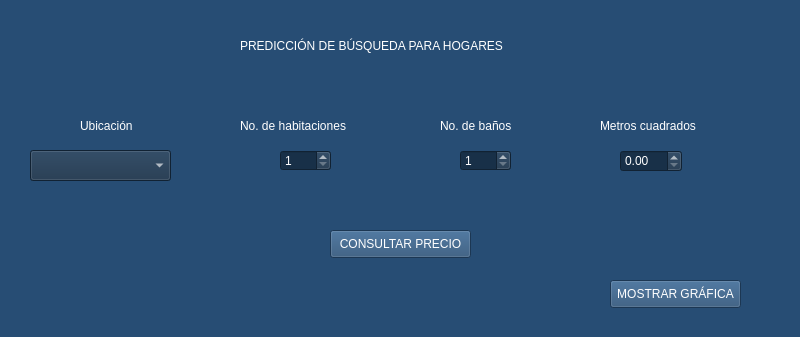
Old version of the form View/home_view.ui in the repository JuanChandoqui/IA-C3-A3.
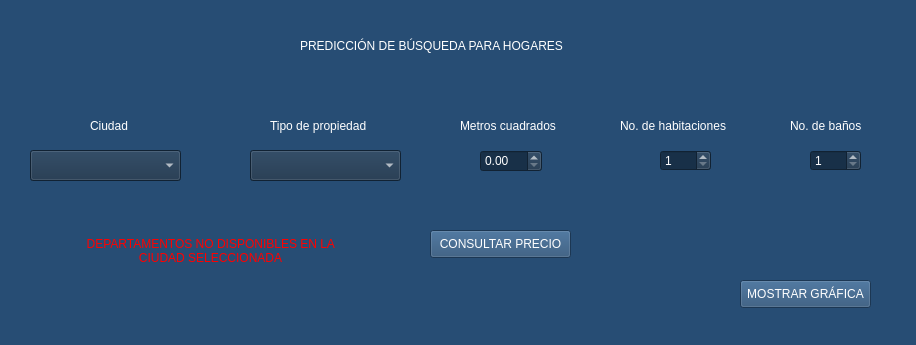
New version of the form.

```diff
--- a/View/home_view.ui
+++ b/View/home_view.ui
@@ -6,8 +6,8 @@
    <rect>
     <x>0</x>
     <y>0</y>
-    <width>800</width>
-    <height>337</height>
+    <width>916</width>
+    <height>345</height>
    </rect>
   </property>
   <property name="windowTitle">
@@ -20,7 +20,7 @@
    <widget class="QLabel" name="label">
     <property name="geometry">
      <rect>
-      <x>240</x>
+      <x>300</x>
       <y>30</y>
       <width>351</width>
       <height>31</height>
@@ -40,7 +40,7 @@
      <rect>
       <x>30</x>
       <y>150</y>
-      <width>141</width>
+      <width>151</width>
       <height>31</height>
      </rect>
     </property>
@@ -52,9 +52,9 @@
    <widget class="QLabel" name="label_2">
     <property name="geometry">
      <rect>
-      <x>80</x>
+      <x>90</x>
       <y>110</y>
-      <width>61</width>
+      <width>51</width>
       <height>31</height>
      </rect>
     </property>
@@ -63,13 +63,13 @@
 font: 75 8pt &quot;MS Shell Dlg 2&quot;;</string>
     </property>
     <property name="text">
-     <string>Ubicación</string>
+     <string>Ciudad</string>
     </property>
    </widget>
    <widget class="QLabel" name="label_3">
     <property name="geometry">
      <rect>
-      <x>240</x>
+      <x>620</x>
       <y>110</y>
       <width>121</width>
       <height>31</height>
@@ -86,7 +86,7 @@
    <widget class="QSpinBox" name="spinBox_numHabitaciones">
     <property name="geometry">
      <rect>
-      <x>280</x>
+      <x>660</x>
       <y>150</y>
       <width>51</width>
       <height>21</height>
@@ -103,7 +103,7 @@
    <widget class="QLabel" name="label_4">
     <property name="geometry">
      <rect>
-      <x>600</x>
+      <x>460</x>
       <y>110</y>
       <width>121</width>
       <height>31</height>
@@ -120,7 +120,7 @@
    <widget class="QDoubleSpinBox" name="doubleSpinBox_metrosCuadrados">
     <property name="geometry">
      <rect>
-      <x>620</x>
+      <x>480</x>
       <y>150</y>
       <width>62</width>
       <height>22</height>
@@ -140,7 +140,7 @@
    <widget class="QPushButton" name="pushButton_consultarPrecio">
     <property name="geometry">
      <rect>
-      <x>330</x>
+      <x>430</x>
       <y>230</y>
       <width>141</width>
       <height>28</height>
@@ -156,7 +156,7 @@
    <widget class="QLabel" name="label_precio">
     <property name="geometry">
      <rect>
-      <x>330</x>
+      <x>430</x>
       <y>290</y>
       <width>141</width>
       <height>21</height>
@@ -176,7 +176,7 @@
    <widget class="QPushButton" name="pushButton_mostrarGrafica">
     <property name="geometry">
      <rect>
-      <x>610</x>
+      <x>740</x>
       <y>280</y>
       <width>131</width>
       <height>28</height>
@@ -192,7 +192,7 @@
    <widget class="QLabel" name="label_5">
     <property name="geometry">
      <rect>
-      <x>440</x>
+      <x>790</x>
       <y>110</y>
       <width>81</width>
       <height>31</height>
@@ -209,7 +209,7 @@
    <widget class="QSpinBox" name="spinBox_numBanios">
     <property name="geometry">
      <rect>
-      <x>460</x>
+      <x>810</x>
       <y>150</y>
       <width>51</width>
       <height>21</height>
@@ -223,6 +223,60 @@
      <number>1</number>
     </property>
    </widget>
+   <widget class="QLabel" name="label_6">
+    <property name="geometry">
+     <rect>
+      <x>270</x>
+      <y>110</y>
+      <width>111</width>
+      <height>31</height>
+     </rect>
+    </property>
+    <property name="styleSheet">
+     <string notr="true">color: rgb(255, 255, 255);
+font: 75 8pt &quot;MS Shell Dlg 2&quot;;</string>
+    </property>
+    <property name="text">
+     <string>Tipo de propiedad</string>
+    </property>
+   </widget>
+   <widget class="QComboBox" name="comboBox_listaPropiedades">
+    <property name="geometry">
+     <rect>
+      <x>250</x>
+      <y>150</y>
+      <width>151</width>
+      <height>31</height>
+     </rect>
+    </property>
+    <property name="styleSheet">
+     <string notr="true">color: rgb(255, 255, 255);
+background-color: rgb(24, 48, 72);</string>
+    </property>
+   </widget>
+   <widget class="QLabel" name="label_errorDepartamento">
+    <property name="geometry">
+     <rect>
+      <x>70</x>
+      <y>220</y>
+      <width>281</width>
+      <height>61</height>
+     </rect>
+    </property>
+    <property name="styleSheet">
+     <string notr="true">color: rgb(255, 0, 0);
+font: 75 10pt &quot;MS Shell Dlg 2&quot;;</string>
+    </property>
+    <property name="text">
+     <string>DEPARTAMENTOS NO DISPONIBLES EN LA CIUDAD SELECCIONADA</string>
+    </property>
+    <property name="alignment">
+     <set>Qt::AlignCenter</set>
+    </property>
+    <property name="wordWrap">
+     <bool>true</bool>
+    </property>
+   </widget>
   </widget>
  </widget>
  <resources/>
```
